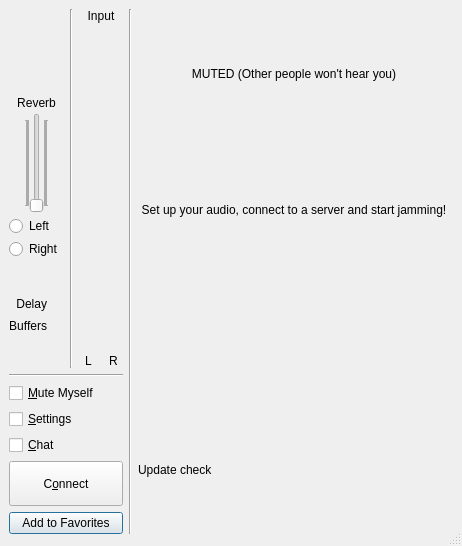
Above: src/clientdlgbase.ui from jamulussoftware/jamulus before the change. Below: the same form after it.
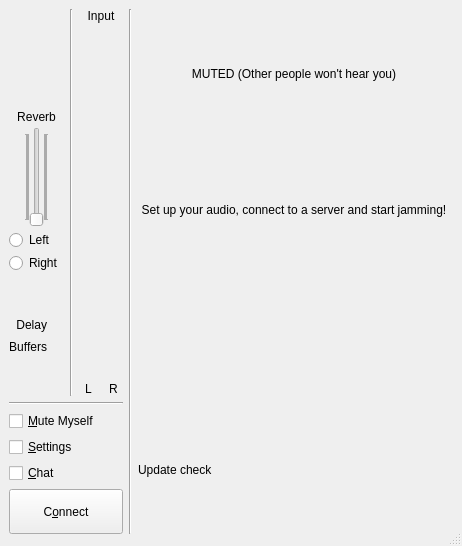
That is the form after the change. Icons and pictures are not drawn. Custom widgets are drawn as their Qt base class.

Commit message: "Add to Favorites" now in menu

```diff
--- a/src/clientdlgbase.ui
+++ b/src/clientdlgbase.ui
@@ -478,16 +478,6 @@
             </property>
            </widget>
           </item>
-          <item>
-           <widget class="QPushButton" name="butAddtoFavorites">
-            <property name="styleSheet">
-             <string notr="true"/>
-            </property>
-            <property name="text">
-             <string>Add to Favorites</string>
-            </property>
-           </widget>
-          </item>
          </layout>
         </item>
         <item>
```
The commit also changes 3 other files.
